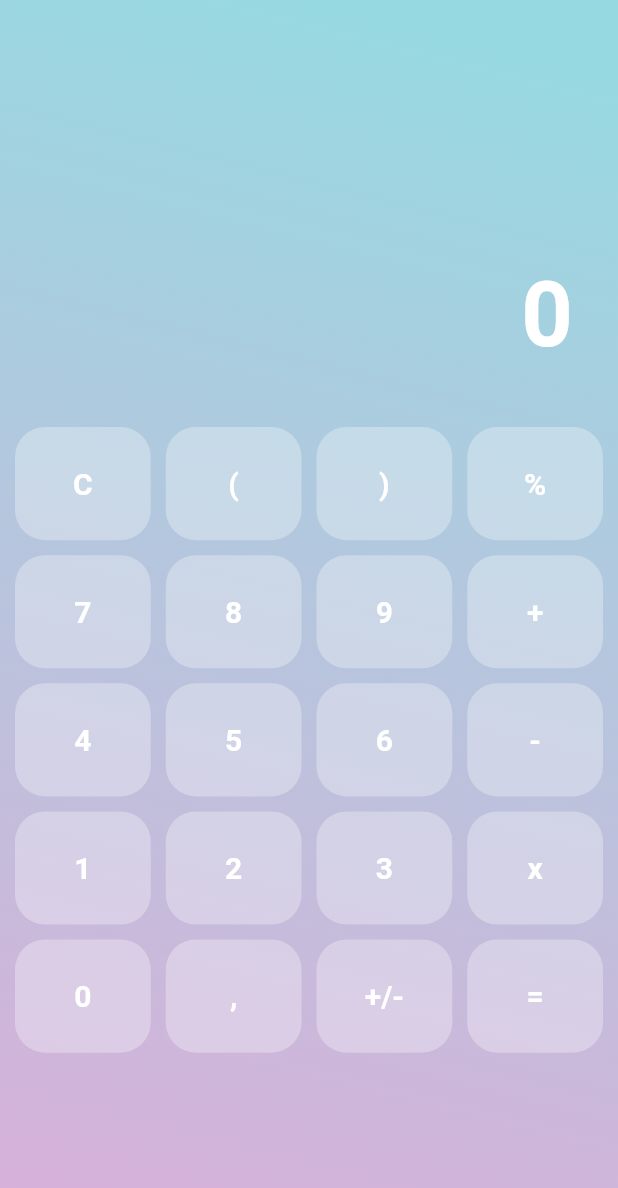
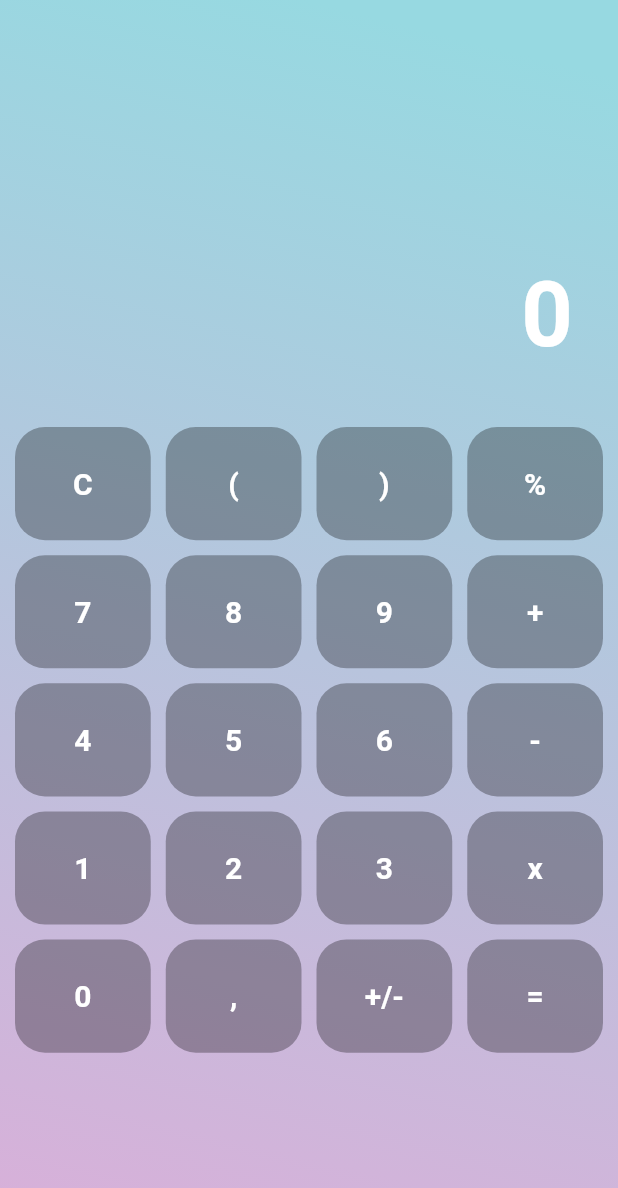
Before and after one commit to musiolmarco/MathApp, a Flutter app: the screen it shows after launch, on a phone screen of 412 x 824 dp. Shown: the top 1188 px of the screen. Run offline on Flutter 3.47's test engine with Material 2 defaults, Android fonts, the light colour scheme and no system bars.

Commit message:
CalculatorButton Value

```diff
--- a/lib/widgets/calculator/calculator_button.dart
+++ b/lib/widgets/calculator/calculator_button.dart
@@ -3,14 +3,15 @@ import 'package:flutter/material.dart';
 class CalculatorButton extends StatelessWidget {
   final Function pressed;
   final String displayValue;
+  final Color color;
 
-  CalculatorButton({@required this.pressed, @required this.displayValue});
+  CalculatorButton({@required this.pressed, @required this.displayValue, @required this.color});
 
   @override
   Widget build(BuildContext context) {
     return Container(
       decoration: BoxDecoration(
-          color: new Color.fromRGBO(255, 255, 255, 0.3),
+          color: color,
           borderRadius: BorderRadius.all(Radius.circular(20))),
       child: GestureDetector(
         onTap: () => pressed(),
--- a/lib/widgets/calculator/calculator_gridview.dart
+++ b/lib/widgets/calculator/calculator_gridview.dart
@@ -26,7 +26,8 @@ class CalculatorGridview extends StatelessWidget {
         itemBuilder: (context, index) {
           return CalculatorButton(
               pressed: () {},
-              displayValue: _buttons[index]);
+              displayValue: _buttons[index],
+          color: Color.fromRGBO(0, 0, 0, 0.3),);
         });
   }
 }
```
